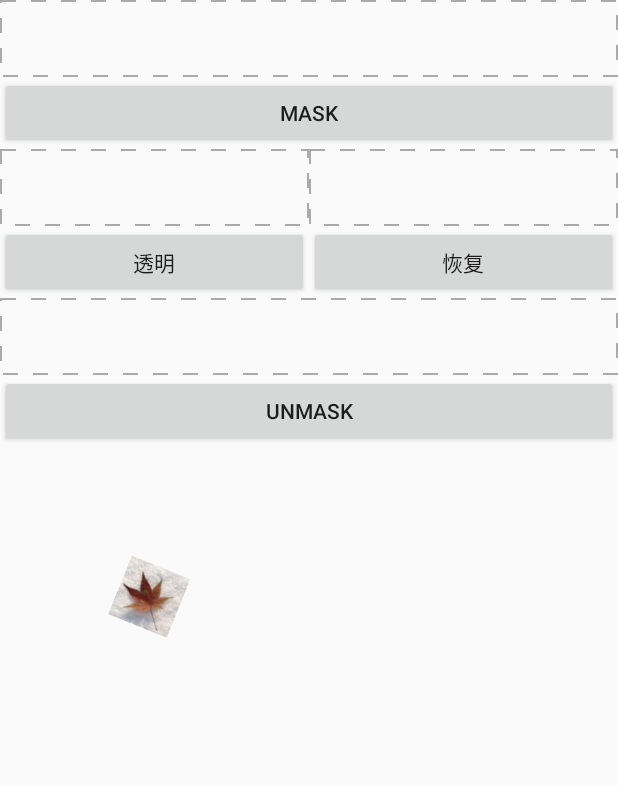
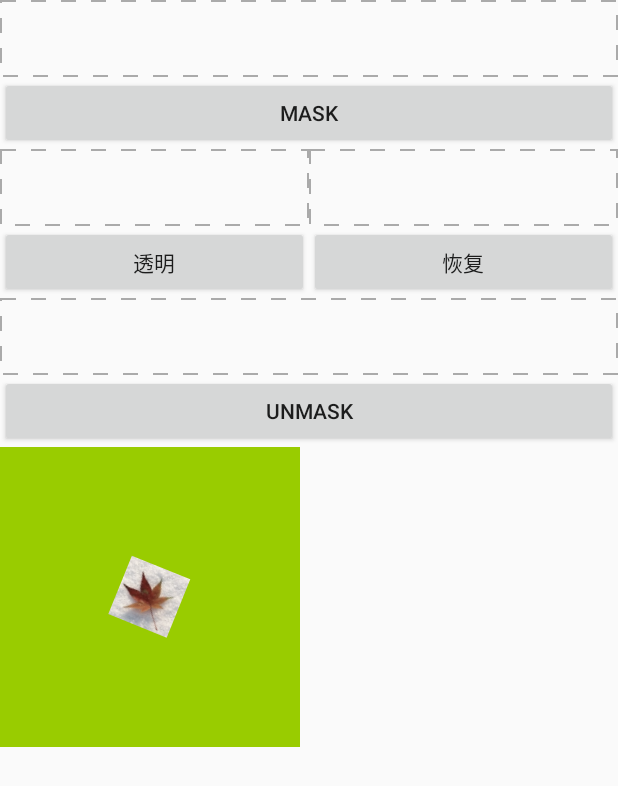
Before and after one commit to perpetual/AndroidDemo_AS, an Android app: the ViewDrawActivity screen opened directly, with no data from a screen before it, on a phone screen of 412 x 824 dp. Shown: the top 786 px of the screen. Run offline under Robolectric (Android 15) with nearby library versions, the light colour scheme and no system bars.

Commit message:
跳转等相关Demo

```diff
--- a/app/src/main/java/com/example/androiddemo/view/MaskView.java
+++ b/app/src/main/java/com/example/androiddemo/view/MaskView.java
@@ -125,7 +125,6 @@ public class MaskView extends CustomView {
 	@Override
 	public void initView() {
 		super.initView();
-//		setBackgroundResource(android.R.color.holo_green_light);
 		setClickable(true);
 	}
 
--- a/app/src/main/res/layout/common_clip_view_layout.xml
+++ b/app/src/main/res/layout/common_clip_view_layout.xml
@@ -10,6 +10,7 @@
         android:layout_width="200dip"
         android:duplicateParentState="false"
         android:scaleType="center"
-        android:layout_height="200dip" />
+        android:layout_height="200dip"
+        android:background="@android:color/holo_green_light"/>
 
 </LinearLayout>
```
Also changed, not shown: app/src/main/java/com/example/androiddemo/activity/JumpToActivity.java (+13 -0 lines).
